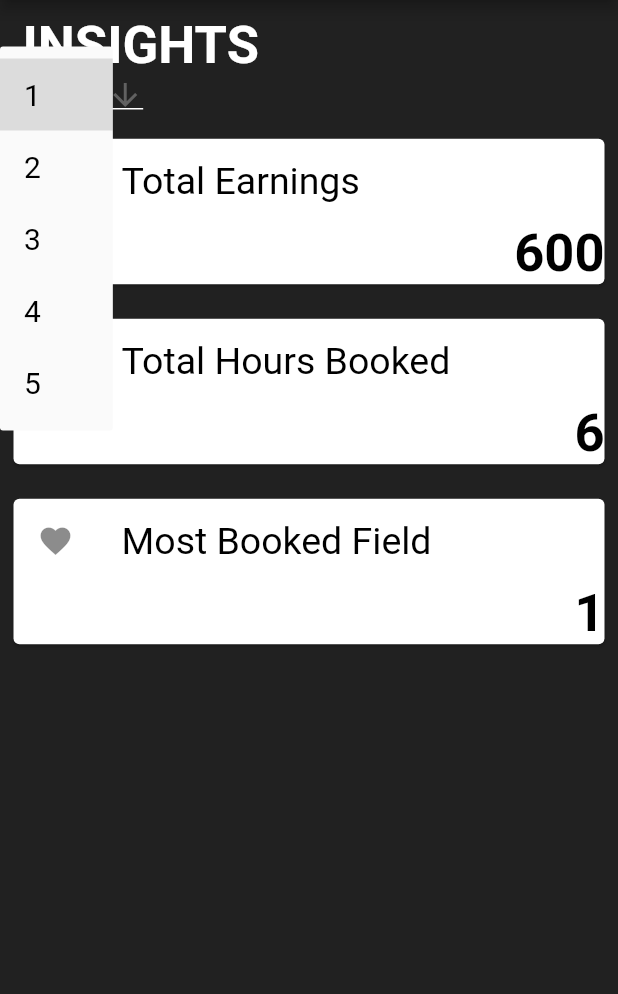
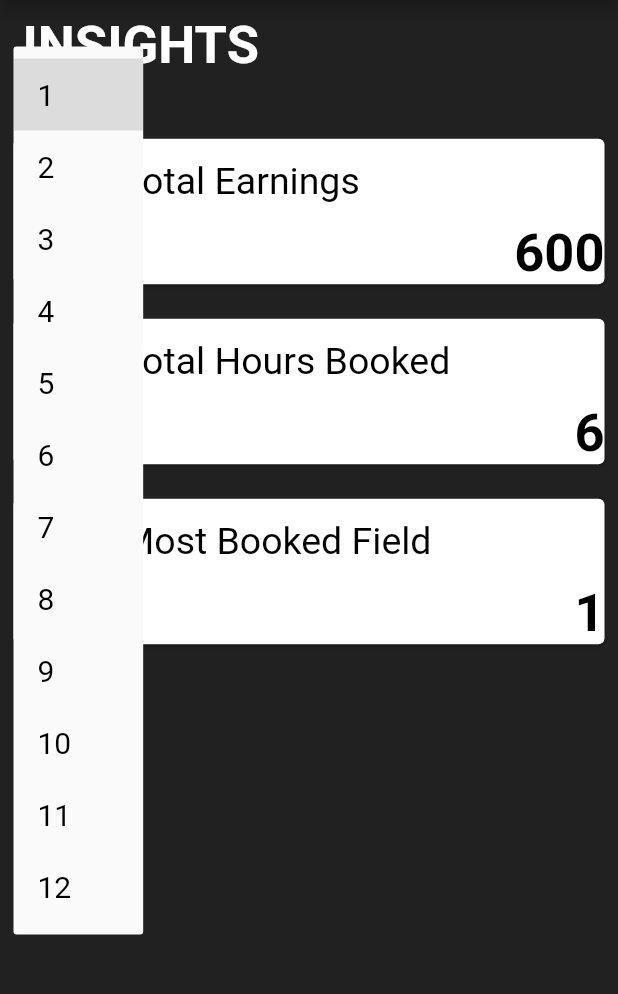
Before and after one commit to SeifMKandil/Flutter-Application-E7gzly-, a Flutter app: the Home screen opened directly, after a tap on an icon or button, on a phone screen of 412 x 824 dp, the part 84-1078 px from its top. Run offline on Flutter 3.47's test engine with Material 2 defaults, Android fonts, the phone set to English and light mode, and no system bars; our stand-ins replace cloud_firestore, firebase_auth, firebase_core, flutter_rating_bar, flutter_signin_button, get and 5 more; missing offline and left inert: dart:ffi, flutter_stripe; accounts and stored records are empty; network calls fail.

Commit message:
Add files via upload

```diff
--- a/lib/views/BussinessOwner_Home.dart
+++ b/lib/views/BussinessOwner_Home.dart
@@ -16,7 +16,20 @@ class Home extends StatefulWidget {
 }
 
 class _HomeState extends State<Home> {
-  List<String> items = ['1', '2', '3', '4', '5'];
+  List<String> items = [
+    '1',
+    '2',
+    '3',
+    '4',
+    '5',
+    '6',
+    '7',
+    '8',
+    '9',
+    '10',
+    '11',
+    '12'
+  ];
   String? Selected = '1';
   @override
   Widget build(BuildContext context) {
@@ -53,29 +66,6 @@ class _HomeState extends State<Home> {
                     child: Container(
                       padding: EdgeInsets.fromLTRB(10, 0, 0, 0),
                       height: 36,
-                      child: Center(
-                        child: DropdownButton<String>(
-                          value: Selected,
-                          icon: const Icon(Icons.arrow_downward),
-                          elevation: 10,
-                          style: const TextStyle(color: Colors.white),
-                          underline: Container(
-                            height: 1,
-                            color: Colors.white,
-                          ),
-                          items: items
-                              .map((item) => DropdownMenuItem<String>(
-                                    value: item,
-                                    child: Text(
-                                      item,
-                                      style: TextStyle(
-                                          fontSize: 20, color: Colors.black),
-                                    ),
-                                  ))
-                              .toList(),
-                          onChanged: (item) => setState(() => Selected = item),
-                        ),
-                      ),
                     ),
                   ),
                   Center(
@@ -115,7 +105,7 @@ class _HomeState extends State<Home> {
             height: 120,
             child: BusinessOwnerCardText(
               Subject: 'Total Earnings ',
-              icon: Icons.favorite,
+              icon: Icons.money_sharp,
               amount: '600',
             ),
           ),
@@ -123,7 +113,7 @@ class _HomeState extends State<Home> {
             height: 120,
             child: BusinessOwnerCardText(
               Subject: 'Total Hours Booked ',
-              icon: Icons.favorite,
+              icon: Icons.timelapse,
               amount: '6',
             ),
           ),
@@ -131,7 +121,7 @@ class _HomeState extends State<Home> {
             height: 120,
             child: BusinessOwnerCardText(
               Subject: 'Most Booked Field ',
-              icon: Icons.favorite,
+              icon: Icons.favorite_border,
               amount: '1',
             ),
           )
```
Also changed, not shown: lib/views/BussinessOwner_Login.dart (added, +104 -0 lines), lib/views/login_view.dart (+7 -0 lines).
